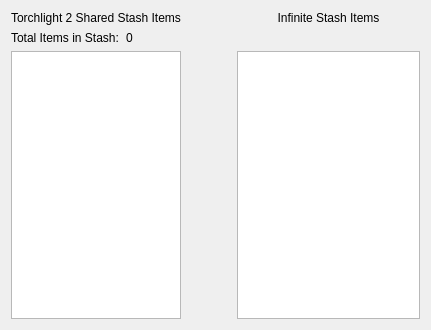
Above: maintabpageform.ui from cdaragorn/Torchlight2StashManager before the change. Below: the same form after it.
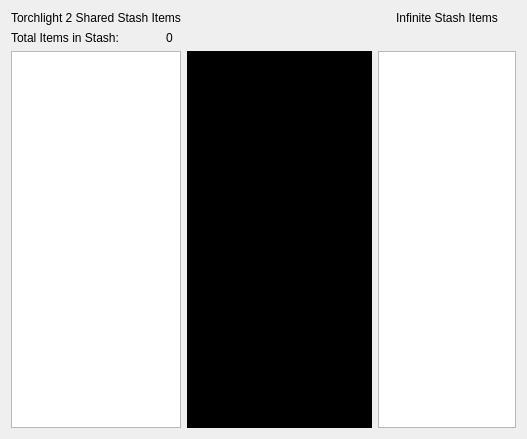
That is the form after the change. Custom widgets are drawn as their Qt base class.

Commit message: Fixed some problems with item reading and updated to newer format.  Got a few basic item details displaying.

```diff
--- a/maintabpageform.ui
+++ b/maintabpageform.ui
@@ -6,37 +6,14 @@
    <rect>
     <x>0</x>
     <y>0</y>
-    <width>431</width>
-    <height>330</height>
+    <width>527</width>
+    <height>439</height>
    </rect>
   </property>
   <property name="windowTitle">
    <string>Form</string>
   </property>
-  <layout class="QGridLayout" name="gridLayout" columnstretch="10,5,5,20" columnminimumwidth="0,0,50,0">
-   <item row="2" column="2">
-    <spacer name="horizontalSpacer">
-     <property name="orientation">
-      <enum>Qt::Horizontal</enum>
-     </property>
-     <property name="sizeHint" stdset="0">
-      <size>
-       <width>40</width>
-       <height>20</height>
-      </size>
-     </property>
-    </spacer>
-   </item>
-   <item row="1" column="1">
-    <widget class="QLabel" name="SharedStashItemCountLabel">
-     <property name="styleSheet">
-      <string notr="true">font: 75 12pt &quot;MS Shell Dlg 2&quot;;</string>
-     </property>
-     <property name="text">
-      <string>0</string>
-     </property>
-    </widget>
-   </item>
+  <layout class="QGridLayout" name="gridLayout" columnstretch="10,1,20,15" columnminimumwidth="0,0,50,0">
    <item row="0" column="3">
     <widget class="QLabel" name="InfiniteStashTitleLabel">
      <property name="text">
@@ -47,10 +24,13 @@
      </property>
     </widget>
    </item>
-   <item row="1" column="0">
-    <widget class="QLabel" name="SharedStashItemCountTitleLabel">
+   <item row="0" column="0" colspan="2">
+    <widget class="QLabel" name="SharedStashTitleLabel">
      <property name="text">
-      <string>Total Items in Stash:</string>
+      <string>Torchlight 2 Shared Stash Items</string>
+     </property>
+     <property name="alignment">
+      <set>Qt::AlignCenter</set>
      </property>
     </widget>
    </item>
@@ -70,16 +50,6 @@
      </property>
     </widget>
    </item>
-   <item row="0" column="0" colspan="2">
-    <widget class="QLabel" name="SharedStashTitleLabel">
-     <property name="text">
-      <string>Torchlight 2 Shared Stash Items</string>
-     </property>
-     <property name="alignment">
-      <set>Qt::AlignCenter</set>
-     </property>
-    </widget>
-   </item>
    <item row="2" column="3">
     <widget class="InfiniteStashTreeView" name="InfiniteStashItemsTreeView">
      <property name="dragEnabled">
@@ -99,6 +69,30 @@
      </property>
     </widget>
    </item>
+   <item row="1" column="0">
+    <widget class="QLabel" name="SharedStashItemCountTitleLabel">
+     <property name="text">
+      <string>Total Items in Stash:</string>
+     </property>
+    </widget>
+   </item>
+   <item row="1" column="1">
+    <widget class="QLabel" name="SharedStashItemCountLabel">
+     <property name="styleSheet">
+      <string notr="true">font: 75 12pt &quot;MS Shell Dlg 2&quot;;</string>
+     </property>
+     <property name="text">
+      <string>0</string>
+     </property>
+    </widget>
+   </item>
+   <item row="2" column="2">
+    <widget class="StashItemDetailsView" name="StashItemDetailsGraphicsView">
+     <property name="styleSheet">
+      <string notr="true">background-color: rgb(0, 0, 0)</string>
+     </property>
+    </widget>
+   </item>
   </layout>
  </widget>
  <customwidgets>
@@ -112,6 +106,11 @@
    <extends>QTreeView</extends>
    <header>infinitestashtreeview.h</header>
   </customwidget>
+  <customwidget>
+   <class>StashItemDetailsView</class>
+   <extends>QGraphicsView</extends>
+   <header>stashitemdetailsview.h</header>
+  </customwidget>
  </customwidgets>
  <resources/>
  <connections/>
```
The commit also changes 10 other files.
